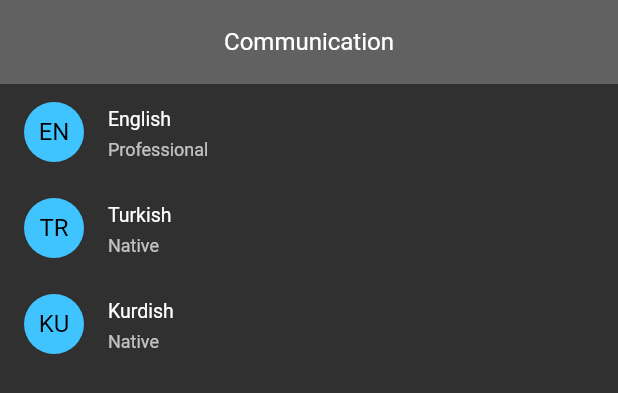
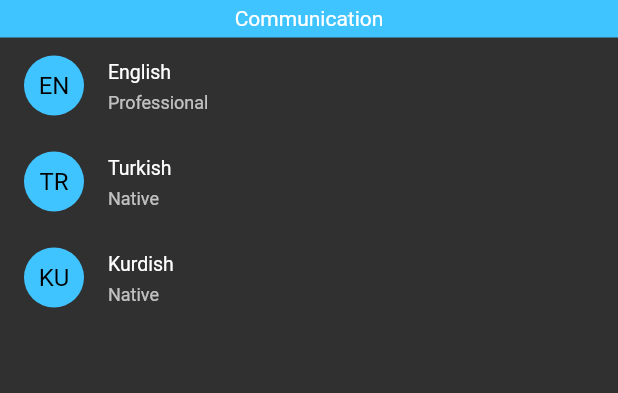
Before and after one commit to mahmuttaskiran/mamudo.com, a Flutter app: the Communications widget shown alone on an empty page, opened directly, on a phone screen of 412 x 824 dp. Shown: the top 393 px of the screen. Run offline on Flutter 3.47's test engine with Material 2 defaults, Android fonts, the phone set to English and light mode, and no system bars; our stand-ins replace animated_text_kit, font_awesome_flutter.

Commit message:
theme mode and localization should be change

```diff
--- a/lib/widgets/communication.dart
+++ b/lib/widgets/communication.dart
@@ -1,21 +1,14 @@
 import 'package:flutter/material.dart';
 import 'package:mamudo_com/constants/communications.dart';
 import 'package:mamudo_com/utils/localization.dart';
+import 'package:mamudo_com/widgets/experiences.dart';
 
 class Communications extends StatelessWidget {
   @override
   Widget build(BuildContext context) {
     return Column(
       children: <Widget>[
-        Container(
-          color: Colors.grey[700],
-          child: ListTile(
-            title: Center(
-              child: Text(AppLocalizations.of(context).map["communication"]),
-            ),
-            dense: false,
-          ),
-        ),
+        CardTitle(AppLocalizations.of(context).map["communication"]),
         ...[
           for (final c in communications)
             ListTile(
--- a/lib/widgets/experiences.dart
+++ b/lib/widgets/experiences.dart
@@ -5,6 +5,20 @@ import 'package:mamudo_com/constants/experiences.dart';
 import 'package:mamudo_com/models/experience.dart';
 import 'package:mamudo_com/utils/localization.dart';
 import 'package:url_launcher/url_launcher.dart';
+
+class CardTitle extends StatelessWidget {
+  final String title;
+  CardTitle(this.title);
+  @override
+  Widget build(BuildContext context) {
+    return Container(
+      height: 25,
+      width: double.infinity,
+      child: Center(child: Text(title)),
+      color: Theme.of(context).accentColor,
+    );
+  }
+}
 
 class Experiences extends StatelessWidget {
   final bool showAll;
@@ -16,15 +30,7 @@ class Experiences extends StatelessWidget {
     return Column(
       children: <Widget>[
         if (!showAll)
-          Container(
-            color: Colors.grey[700],
-            child: ListTile(
-              title: Center(
-                child: Text(AppLocalizations.of(context).map["experiences"]),
-              ),
-              dense: false,
-            ),
-          ),
+          CardTitle(AppLocalizations.of(context).map["experiences"]),
         ...[
           for (final e in showAll ? experiences : experiences.sublist(0, 2))
             ExperienceWidget(
```
Also changed, not shown: lib/main.dart (+94 -2 lines), lib/widgets/contact.dart (+2 -6 lines), lib/widgets/educations.dart (+4 -9 lines), 7 other files.
